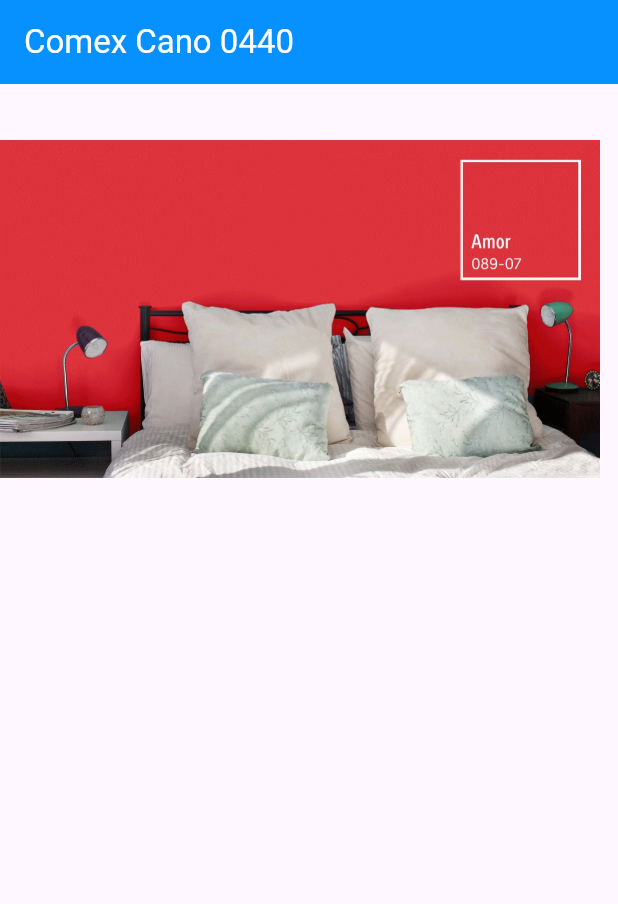
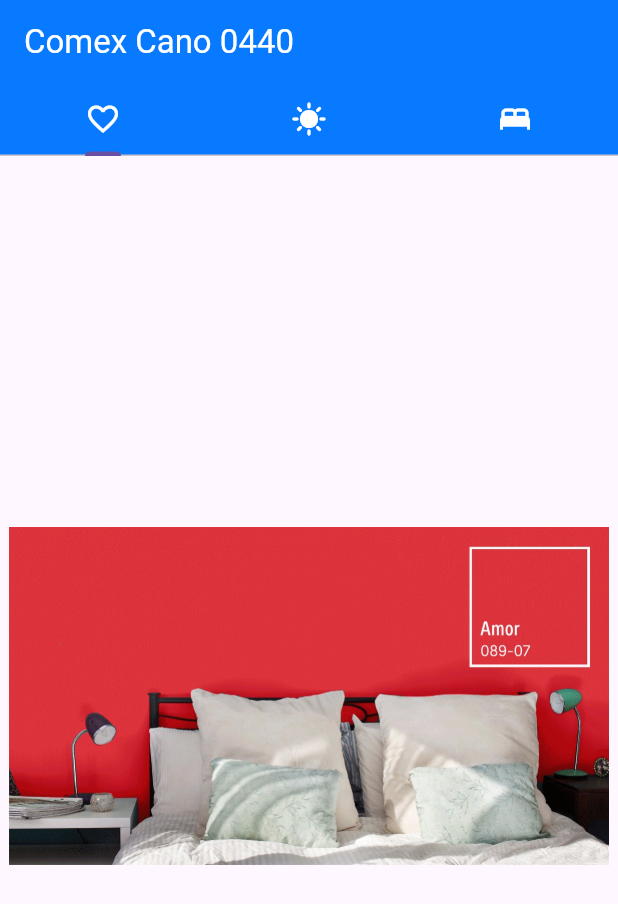
Before and after one commit to JesusRafaelCanoFlores5A/UIIAct8_Cano0440, a Flutter app: the screen it shows after launch, on a phone screen of 412 x 824 dp. Shown: the top 904 px of the screen. Run offline on Flutter 3.47's test engine with Material 3 defaults, Android fonts, the phone set to English and light mode, and no system bars.

Commit message:
update 2

```diff
--- a/lib/main.dart
+++ b/lib/main.dart
@@ -1,40 +1,85 @@
 import 'package:flutter/material.dart';
 
-void main() => runApp(const MyApp());
+/// Flutter code sample for [TabBar].
 
-class MyApp extends StatelessWidget {
-  const MyApp({super.key});
+void main() => runApp(const TabBarApp());
+
+class TabBarApp extends StatelessWidget {
+  const TabBarApp({super.key});
+
   @override
   Widget build(BuildContext context) {
     return MaterialApp(
       debugShowCheckedModeBanner: false,
-      theme: ThemeData(
-        primarySwatch: Colors.blue,
-      ),
-      home: const MyHomePage(),
+      theme: ThemeData(useMaterial3: true),
+      home: const TabBarExample(),
     );
   }
 }
 
-class MyHomePage extends StatefulWidget {
-  const MyHomePage({Key? key}) : super(key: key);
+class TabBarExample extends StatefulWidget {
+  const TabBarExample({super.key});
 
   @override
-  State<MyHomePage> createState() => _MyHomePageState();
+  State<TabBarExample> createState() => _TabBarExampleState();
 }
 
-class _MyHomePageState extends State<MyHomePage> {
+/// [AnimationController]s can be created with `vsync: this` because of
+/// [TickerProviderStateMixin].
+class _TabBarExampleState extends State<TabBarExample>
+    with TickerProviderStateMixin {
+  late final TabController _tabController;
+
+  @override
+  void initState() {
+    super.initState();
+    _tabController = TabController(length: 3, vsync: this);
+  }
+
+  @override
+  void dispose() {
+    _tabController.dispose();
+    super.dispose();
+  }
+
   @override
   Widget build(BuildContext context) {
     return Scaffold(
       appBar: AppBar(
+        backgroundColor: Color(0xff077aff),
         title: const Text(
           'Comex Cano 0440',
           style: TextStyle(color: Colors.white),
         ),
-        backgroundColor: const Color(0xff0790ff),
+        bottom: TabBar(
+          controller: _tabController,
+          tabs: const <Widget>[
+            Tab(
+              icon: Icon(
+                Icons.favorite_border_outlined,
+                color: Colors.white,
               ),
-      body: Image.asset(
+            ),
+            Tab(
+              icon: Icon(
+                Icons.sunny,
+                color: Colors.white,
+              ),
+            ),
+            Tab(
+              icon: Icon(
+                Icons.bed,
+                color: Colors.white,
+              ),
+            ),
+          ],
+        ),
+      ),
+      body: TabBarView(
+        controller: _tabController,
+        children: <Widget>[
+          Center(
+            child: Image.asset(
               "assets/images/Amor.jpg",
               width: 400,
               height: 300,
@@ -50,11 +95,47 @@ class _MyHomePageState extends State<MyHomePage> {
                   child: child,
                 );
               },
-        errorBuilder: (context, exception, stackTrace) {
-          return const Center(
-            child: Text("Algo salió mal, por favor vuelva a intentar"),
+            ),
+          ),
+          Center(
+            child: Image.asset(
+              "assets/images/BrilloRadiante.jpg",
+              width: 400,
+              height: 300,
+              fit: BoxFit.contain,
+              frameBuilder: (context, child, frame, loaded) {
+                if (loaded) {
+                  return child;
+                }
+                return AnimatedOpacity(
+                  opacity: frame == null ? 0 : 1,
+                  duration: const Duration(seconds: 1),
+                  curve: Curves.easeOut,
+                  child: child,
                 );
               },
+            ),
+          ),
+          Center(
+            child: Image.asset(
+              "assets/images/Descanso.jpg",
+              width: 400,
+              height: 300,
+              fit: BoxFit.contain,
+              frameBuilder: (context, child, frame, loaded) {
+                if (loaded) {
+                  return child;
+                }
+                return AnimatedOpacity(
+                  opacity: frame == null ? 0 : 1,
+                  duration: const Duration(seconds: 1),
+                  curve: Curves.easeOut,
+                  child: child,
+                );
+              },
+            ),
+          ),
+        ],
       ),
     );
   }
```
Also changed, not shown: assets/images/BrilloRadiante.jpg (added). Lines whose indentation alone changed are shown as unchanged.
